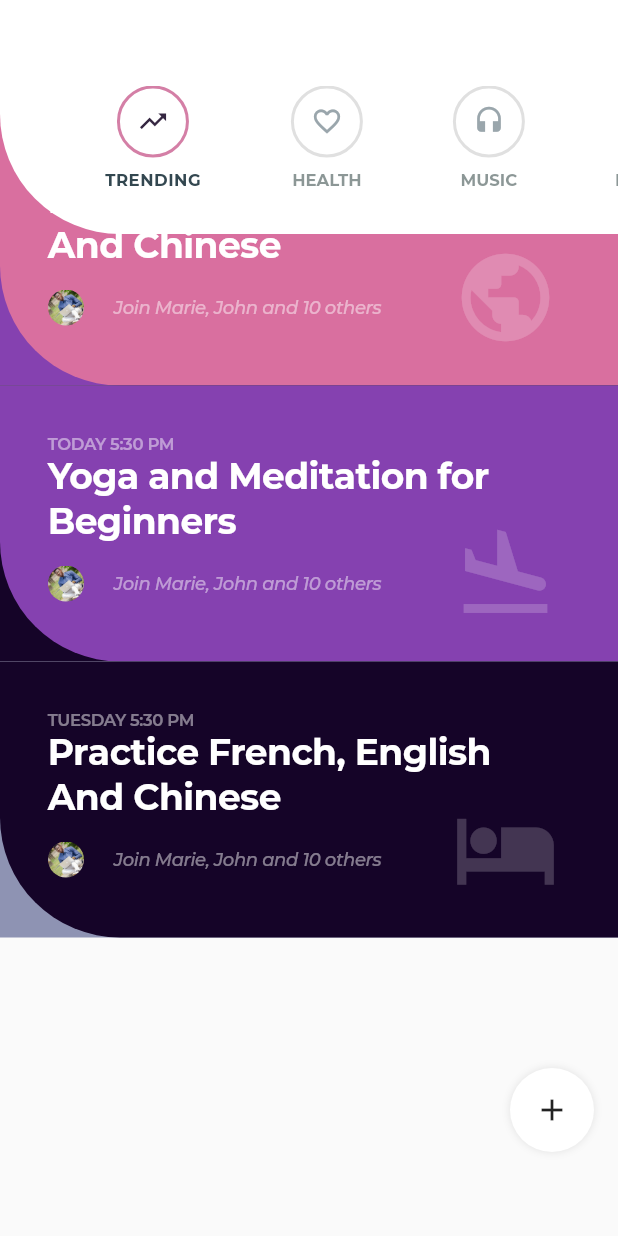
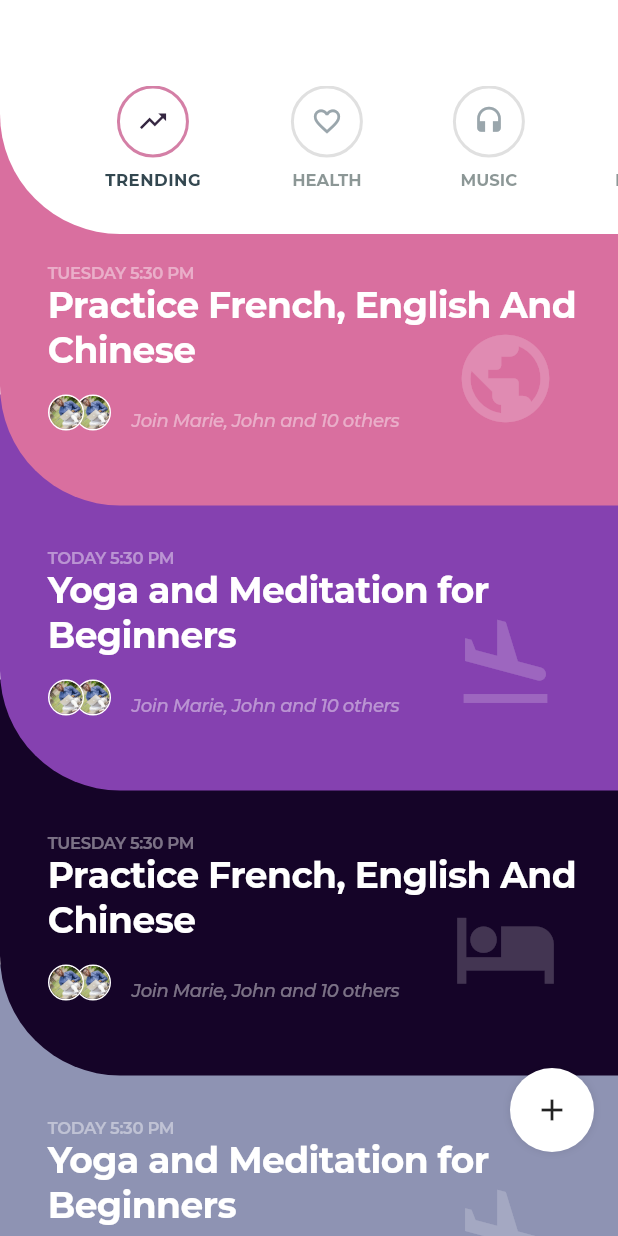
Before and after one commit to madunagu/revival-flutter, a Flutter app: the screen it shows after launch, on a phone screen of 412 x 824 dp. Run offline on Flutter 3.47's test engine with Material 2 defaults, Android fonts, the phone set to English and light mode, and no system bars.

Commit message:
main screen designs

```diff
--- a/lib/NotificationScreen.dart
+++ b/lib/NotificationScreen.dart
@@ -80,7 +80,7 @@ class NotificationItem extends StatelessWidget {
   @override
   Widget build(BuildContext context) {
     return CurvedCornerWidget(
-      paddingTop: this.radius,
+      padding: EdgeInsets.only(top:this.radius),
       radius: this.radius,
       color: isSeen ? Colors.white : Color(0xffd47fa6),
       borderColor: isSeen ? Color(0xffe7e4e9) : Color(0xffc67097),
--- a/lib/ScaffoldDesignWidget.dart
+++ b/lib/ScaffoldDesignWidget.dart
@@ -24,6 +24,7 @@ class ScaffoldDesignWidget extends StatelessWidget {
               scrollDirection: Axis.vertical,
               physics: ClampingScrollPhysics(),
               child: Container(
+                width:MediaQuery.of(context).size.height,
                 padding: EdgeInsets.only(top: 73),
                 //here use navigation - radius as padding
                 child: body,
--- a/lib/main.dart
+++ b/lib/main.dart
@@ -1,6 +1,7 @@
 import 'package:devotion/MyProfileScreen.dart';
 import 'package:devotion/widgets/CurvedCornerWidget.dart';
 import 'package:devotion/LoginScreen.dart';
+import 'package:devotion/widgets/ImageAvatarListWidget.dart';
 import 'package:devotion/widgets/MainNavigationBarWidget.dart';
 import 'package:devotion/NotificationScreen.dart';
 import 'package:devotion/OnBoardingScreen.dart';
@@ -35,12 +36,13 @@ var appTheme = ThemeData(
 class MainScreen extends StatelessWidget {
   @override
   Widget build(BuildContext context) {
+    double width = MediaQuery.of(context).size.width;
     print('width: ');
     print(MediaQuery.of(context).size.width);
     return ScaffoldDesignWidget(
       bodyColor: themeColors[0],
-      body: Column(
-        children: <Widget>[
+      body: this.organiseStack(
+        [
           CurvedListItem(
             title: 'Practice French, English And Chinese',
             time: 'TUESDAY 5:30 PM',
@@ -59,9 +61,39 @@ class MainScreen extends StatelessWidget {
             icon: Icons.hotel,
             position: 2,
           ),
+          CurvedListItem(
+            title: 'Yoga and Meditation for Beginners',
+            time: 'TODAY 5:30 PM',
+            icon: Icons.flight_land,
+            position: 1,
+          ),
         ],
       ),
       customAppBar: MainNavigationBarWidget(),
+    );
+  }
+
+  Widget organiseStack(List<CurvedListItem> items) {
+    List<Widget> output = [];
+    for (var i = 0; i < items.length; i++) {
+      output.insert(
+        0,
+        Positioned(
+          top: 190.0 * i,
+          child: CurvedCornerWidget(
+            padding: EdgeInsets.only( top: 70),
+            color: themeColors[i % 4],
+            child: items[i],
+          ),
+        ),
+      );
+    }
+
+    return Container(
+      height: 190.0 * items.length + 200,
+      child: Stack(
+        children: output,
+      ),
     );
   }
 }
@@ -86,86 +118,72 @@ class CurvedListItem extends StatelessWidget {
   @override
   Widget build(BuildContext context) {
     return Container(
-      color: themeColors[position + 1],
+      width: MediaQuery.of(context).size.width,
+      padding: EdgeInsets.only(left: 32, top: 32),
       child: Stack(
-        children: <Widget>[
-          CurvedCornerWidget(
-            color: themeColors[position],
-            child: Container(
-              width: MediaQuery.of(context).size.width,
-              padding: EdgeInsets.only(left: 32, top: 32, bottom: 40),
-              child: Column(
+        children: [
+          Column(
               crossAxisAlignment: CrossAxisAlignment.start,
               children: <Widget>[
-                    Opacity(
-                      child: Text(
+                Text(
                   time,
                   style: TextStyle(
-                            color: Colors.white,
+                    color: Color(0x70ffffff),
                     fontSize: 11,
                     letterSpacing: -0.22,
-                            fontWeight: FontWeight.w600),
+                    fontWeight: FontWeight.w600,
                   ),
-                      opacity: .48,
                 ),
-                    Container(
-                      width: 309,
-                      child: Text(
+                Text(
                   title,
                   style: TextStyle(
                     color: Colors.white,
                     fontSize: 24,
                     letterSpacing: -0.39,
                     height: 1.25,
-                            fontWeight: FontWeight.bold),
+                    fontWeight: FontWeight.bold,
                   ),
                 ),
                 SizedBox(
                   height: 15,
                 ),
                 Row(
+                  mainAxisAlignment: MainAxisAlignment.start,
                   children: <Widget>[
-                        ClipRRect(
-                          borderRadius: BorderRadius.all(Radius.circular(50)),
-                          child: Container(
-                            height: 24,
-                            width: 24,
-                            child: Image.asset(
+                    ImageAvatarListWidget(
+                      images: [
                         'images/avatar1.jpg',
-                              fit: BoxFit.cover,
-                            ),
-                          ),
+                        'images/avatar1.jpg',
+                      ],
+                      size: 24,
                     ),
                     SizedBox(
-                          width: 20,
+                      width: 10,
                     ),
-                        Opacity(
-                          opacity: .48,
-                          child: Text(
+                    Text(
                       'Join Marie, John and 10 others',
                       style: TextStyle(
-                              color: Colors.white,
+                        color: Color(0x70ffffff),
                         letterSpacing: -0.24,
                         fontSize: 12,
                         fontWeight: FontWeight.w500,
                         fontStyle: FontStyle.italic,
                       ),
                     ),
-                        ),
                   ],
                 ),
+
+                SizedBox(height: 40,),
               ]),
-            ),
-          ),
           Positioned(
             right: 40,
-            top: 90,
+            bottom: 50,
             child: Icon(
               icon,
               size: 70,
               color: Color.fromARGB(50, 255, 255, 255),
             ),
-          )
+          ),
         ],
       ),
     );
--- a/lib/widgets/CurvedCornerWidget.dart
+++ b/lib/widgets/CurvedCornerWidget.dart
@@ -6,14 +6,14 @@ class CurvedCornerWidget extends StatelessWidget {
   final Color color;
   final double radius;
   final Color borderColor;
-  final double paddingTop;
+  final EdgeInsetsGeometry padding;
 
   CurvedCornerWidget(
       {Key key,
       this.child,
       this.color = const Color(0x00fff),
       this.radius = 80,
-      this.paddingTop = 0,
+      this.padding = const EdgeInsets.only(),
       this.borderColor = const Color(0xff000)})
       : super(key: key);
 
@@ -26,7 +26,7 @@ class CurvedCornerWidget extends StatelessWidget {
         borderColor: this.borderColor,
       ),
       child: Container(
-        padding: EdgeInsets.only(top: this.paddingTop),
+        padding: this.padding,
         decoration: BoxDecoration(
           borderRadius: BorderRadius.only(
             bottomLeft: Radius.circular(radius),
--- a/lib/widgets/ImageAvatarListWidget.dart
+++ b/lib/widgets/ImageAvatarListWidget.dart
@@ -24,9 +24,13 @@ class ImageAvatarListWidget extends StatelessWidget {
       );
     }
 
-    return Stack(
-      overflow: Overflow.clip,
-      children: imageAvatars,
+    return Container(
+      width: this.size * 3/4 * this.images.length + 10,
+      height: this.size + 10,
+      child: Stack(
+        overflow: Overflow.clip,
+        children: imageAvatars,
+      ),
     );
   }
 }
```
Lines whose indentation alone changed are shown as unchanged.
